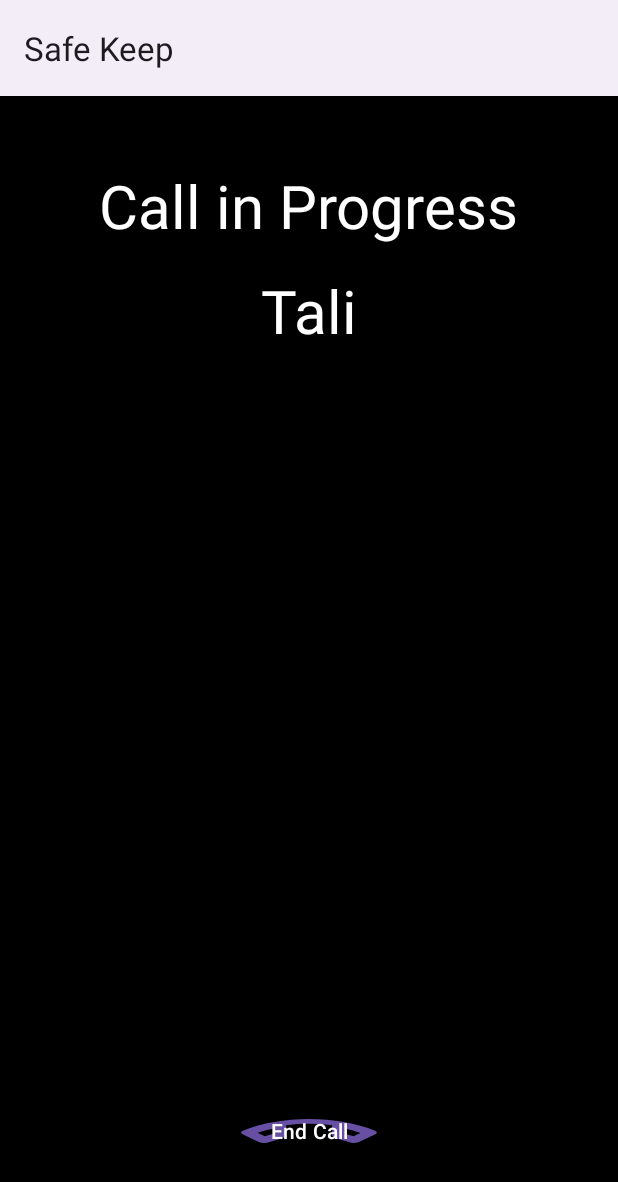
After one commit to Ayalaav/safe_keep, an Android app: the AcceptedFakeCallActivity screen opened directly, with no data from a screen before it, on a phone screen of 412 x 824 dp. The commit adds this screen. Shown: the top 1182 px of the screen. Run offline under Robolectric (Android 15) with nearby library versions, the phone set to English and light mode, and no system bars.

Commit message:
files to accept fake call, and sync of variables

```diff
--- /dev/null
+++ b/app/src/main/java/com/safe_keep/app/AcceptedFakeCallActivity.java
@@ -0,0 +1,66 @@
+package com.safe_keep.app;
+
+import android.content.Intent;
+import android.os.Bundle;
+import android.speech.tts.TextToSpeech;
+import android.util.Log;
+import android.view.View;
+import android.widget.Toast;
+import androidx.appcompat.app.AppCompatActivity;
+import java.util.Locale;
+
+public class AcceptedFakeCallActivity extends AppCompatActivity {
+
+    private TextToSpeech textToSpeech;
+    private String securityQuestion;
+    private static final String TAG = "AcceptedFakeCallActivity";
+
+    @Override
+    protected void onCreate(Bundle savedInstanceState) {
+        super.onCreate(savedInstanceState);
+        setContentView(R.layout.activity_accepted_fake_call);
+
+        // Retrieve the security question from intent
+        Intent intent = getIntent();
+        if (intent != null) {
+            securityQuestion = intent.getStringExtra("securityQuestion");
+        }
+
+        // Initialize TextToSpeech
+        textToSpeech = new TextToSpeech(this, new TextToSpeech.OnInitListener() {
+            @Override
+            public void onInit(int status) {
+                if (status == TextToSpeech.SUCCESS) {
+                    int result = textToSpeech.setLanguage(Locale.US);
+                    if (result == TextToSpeech.LANG_MISSING_DATA || result == TextToSpeech.LANG_NOT_SUPPORTED) {
+                        Log.e(TAG, "Language not supported");
+                        Toast.makeText(AcceptedFakeCallActivity.this, "TTS language not supported", Toast.LENGTH_SHORT).show();
+                    } else {
+                        // Speak the security question
+                        if (securityQuestion != null && !securityQuestion.isEmpty()) {
+                            textToSpeech.speak(securityQuestion, TextToSpeech.QUEUE_FLUSH, null, null);
+                        }
+                    }
+                } else {
+                    Log.e(TAG, "TTS Initialization failed");
+                    Toast.makeText(AcceptedFakeCallActivity.this, "TTS initialization failed", Toast.LENGTH_SHORT).show();
+                }
+            }
+        });
+    }
+
+    // Handle the end call button click
+    public void onEndCall(View view) {
+        // End the fake call activity
+        finish();
+    }
+
+    @Override
+    protected void onDestroy() {
+        if (textToSpeech != null) {
+            textToSpeech.stop();
+            textToSpeech.shutdown();
+        }
+        super.onDestroy();
+    }
+}
--- /dev/null
+++ b/app/src/main/res/layout/activity_accepted_fake_call.xml
@@ -0,0 +1,41 @@
+<?xml version="1.0" encoding="utf-8"?>
+<RelativeLayout xmlns:android="http://schemas.android.com/apk/res/android"
+    android:layout_width="match_parent"
+    android:layout_height="match_parent"
+    android:background="@color/black"
+    android:padding="16dp">
+
+    <TextView
+        android:id="@+id/tv_call_in_progress"
+        android:layout_width="wrap_content"
+        android:layout_height="wrap_content"
+        android:text="Call in Progress"
+        android:textSize="40sp"
+        android:textColor="@android:color/white"
+        android:layout_centerHorizontal="true"
+        android:layout_marginTop="30dp"/>
+
+
+
+    <TextView
+        android:id="@+id/caller_name"
+        android:layout_width="wrap_content"
+        android:layout_height="wrap_content"
+        android:text="Tali"
+        android:textSize="40sp"
+        android:textColor="@android:color/white"
+        android:layout_centerHorizontal="true"
+        android:layout_marginTop="100dp"/>
+
+    <Button
+        android:id="@+id/btn_end_call"
+        android:layout_width="wrap_content"
+        android:layout_height="wrap_content"
+        android:text="End Call"
+        android:background="@drawable/ic_call_decline"
+        android:textColor="@android:color/white"
+        android:layout_centerHorizontal="true"
+        android:layout_alignParentBottom="true"
+        android:layout_marginBottom="30dp"
+        android:onClick="onEndCall"/>
+</RelativeLayout>
```
Also changed, not shown: app/src/main/AndroidManifest.xml (+10 -0 lines), app/src/main/java/com/safe_keep/app/FakeCallActivity.java (added, +38 -0 lines), app/src/main/java/com/safe_keep/app/LearnAnswersActivity.java (+11 -11 lines), app/src/main/java/com/safe_keep/app/SelectSecurityQuestionActivity.java (+4 -4 lines), app/src/main/java/com/safe_keep/app/TempActivity.java (+12 -0 lines), app/src/main/res/layout/activity_temp.xml (+8 -0 lines).
